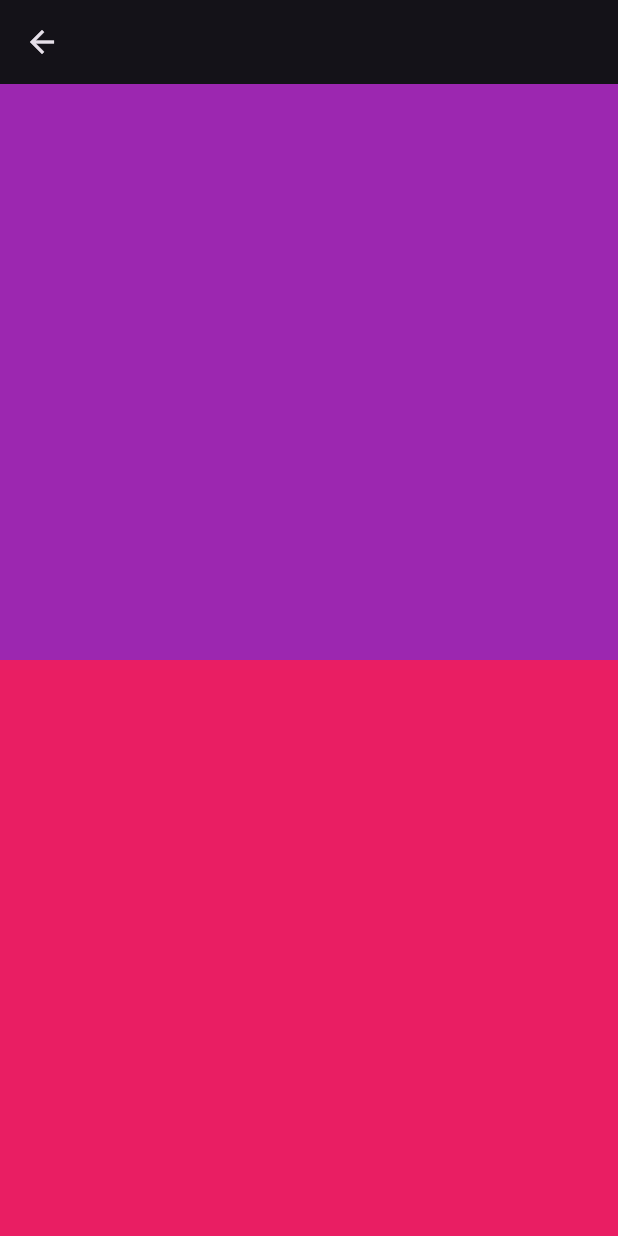
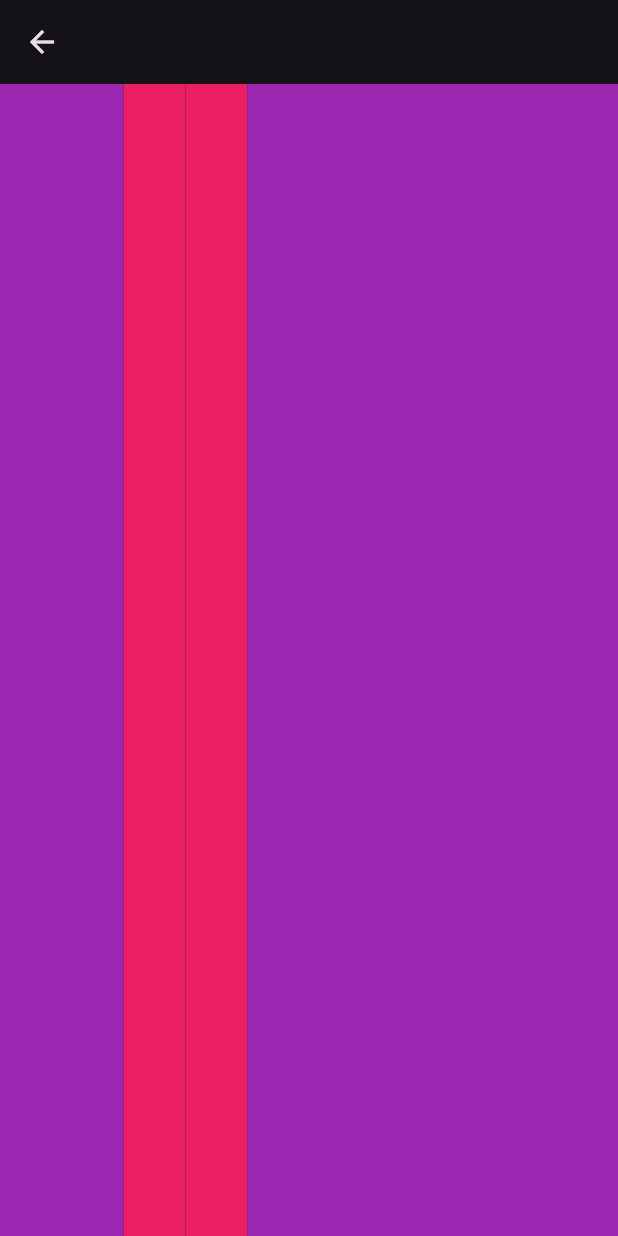
Before and after one commit to roya-zadran/flutterapp, a Flutter app: the ExpandedFlexiblePage screen opened directly, on a phone screen of 412 x 824 dp. Run offline on Flutter 3.47's test engine with Material 3 defaults, Android fonts, the phone set to English and light mode, and no system bars; our stand-ins replace lottie, shared_preferences; accounts and stored records are empty.

Commit message:
Flexible
Flexible is flexible. Takes space based on its child size. The SingleChildScrollView should not be used with expanded widget cuz expanded takes all the empty space and SingleChildScrollView has infinity space so that's why it turns black.

```diff
--- a/lib/views/pages/expanded_flexible_page.dart
+++ b/lib/views/pages/expanded_flexible_page.dart
@@ -12,14 +12,24 @@ class _ExpandedFlexiblePageState extends State<ExpandedFlexiblePage> {
   Widget build(BuildContext context) {
     return Scaffold(
       appBar: AppBar(),
-      body: Column(children: [
+      body: Row(children: [
+        // Flexible shrinks the widget based on the size of the content and it will not take all empty space.
+        Flexible(
+          flex: 2,
+          child: Container(color: Colors.purple,),
+        ),
         Expanded(
-          // Makes the size bigger or smaller
+          flex: 1,
+          child: Container(color: Colors.pink,),
+        ),
+        SizedBox(height: 20),
+        Expanded(
+          flex: 1,
+          child: Container(color: Colors.pink,),
+        ),
+        Flexible(
           flex: 6,
           child: Container(color: Colors.purple,),
-        ),
-        Expanded( flex:  6,
-          child: Container(color: Colors.pink,),
         ),
       ]),
     );
```
